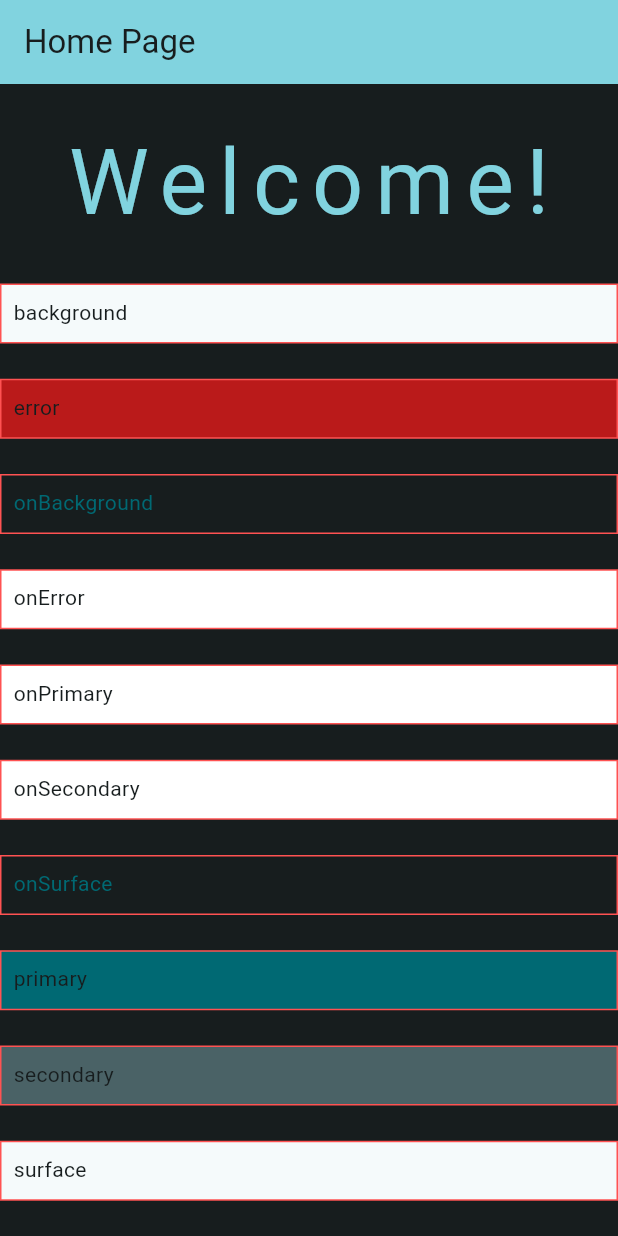
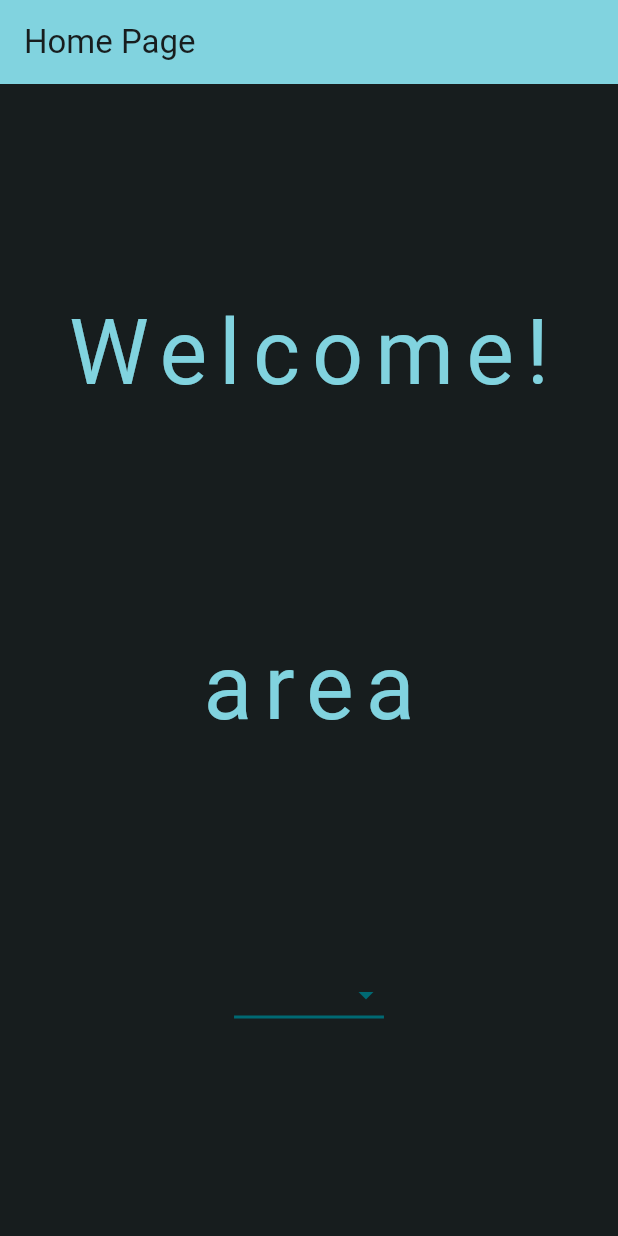
Before and after one commit to kushagra-aa/toolbox, a Flutter app: the screen it shows after launch, on a phone screen of 412 x 824 dp. Run offline on Flutter 3.47's test engine with Material 2 defaults, Android fonts, the phone set to English and light mode, and no system bars.

Commit message:
added dropdown widget file

```diff
--- a/lib/main.dart
+++ b/lib/main.dart
@@ -1,4 +1,6 @@
 import 'package:flutter/material.dart';
+import 'package:toolbox/helpers/unit_options.dart';
+import 'package:toolbox/widgets/dropdown_widget.dart';
 
 void main() {
   runApp(const MyApp());
@@ -31,6 +33,8 @@ class MyHomePage extends StatefulWidget {
 }
 
 class _MyHomePageState extends State<MyHomePage> {
+  String dropdownValue = unitOptions[0];
+
   @override
   Widget build(BuildContext context) {
     return Scaffold(
@@ -51,112 +55,22 @@ class _MyHomePageState extends State<MyHomePage> {
                 letterSpacing: 8,
               ),
             ),
-            Container(
-              padding: const EdgeInsets.all(8),
-              decoration: BoxDecoration(
-                border: Border.all(color: Colors.redAccent),
-                color: Theme.of(context).colorScheme.background,
-              ),
-              height: 40,
-              width: 600,
-              child: const Text('background'),
-            ),
-            Container(
-              padding: const EdgeInsets.all(8),
-              decoration: BoxDecoration(
-                border: Border.all(color: Colors.redAccent),
-                color: Theme.of(context).colorScheme.error,
-              ),
-              height: 40,
-              width: 600,
-              child: const Text('error'),
-            ),
-            Container(
-              padding: const EdgeInsets.all(8),
-              decoration: BoxDecoration(
-                border: Border.all(color: Colors.redAccent),
-                color: Theme.of(context).colorScheme.onBackground,
-              ),
-              height: 40,
-              width: 600,
-              child: Text(
-                'onBackground',
-                style: TextStyle(color: Theme.of(context).colorScheme.primary),
+            Text(
+              dropdownValue,
+              style: TextStyle(
+                color: Theme.of(context).colorScheme.inversePrimary,
+                fontSize: 60,
+                letterSpacing: 8,
               ),
             ),
-            Container(
-              padding: const EdgeInsets.all(8),
-              decoration: BoxDecoration(
-                border: Border.all(color: Colors.redAccent),
-                color: Theme.of(context).colorScheme.onError,
-              ),
-              height: 40,
-              width: 600,
-              child: const Text('onError'),
-            ),
-            Container(
-              padding: const EdgeInsets.all(8),
-              decoration: BoxDecoration(
-                border: Border.all(color: Colors.redAccent),
-                color: Theme.of(context).colorScheme.onPrimary,
-              ),
-              height: 40,
-              width: 600,
-              child: const Text('onPrimary'),
-            ),
-            Container(
-              padding: const EdgeInsets.all(8),
-              decoration: BoxDecoration(
-                border: Border.all(color: Colors.redAccent),
-                color: Theme.of(context).colorScheme.onSecondary,
-              ),
-              height: 40,
-              width: 600,
-              child: const Text('onSecondary'),
-            ),
-            Container(
-              padding: const EdgeInsets.all(8),
-              decoration: BoxDecoration(
-                border: Border.all(color: Colors.redAccent),
-                color: Theme.of(context).colorScheme.onSurface,
-              ),
-              height: 40,
-              width: 600,
-              child: Text(
-                'onSurface',
-                style: TextStyle(color: Theme.of(context).colorScheme.primary),
-              ),
-            ),
-            Container(
-              padding: const EdgeInsets.all(8),
-              decoration: BoxDecoration(
-                border: Border.all(color: Colors.redAccent),
-                color: Theme.of(context).colorScheme.primary,
-              ),
-              height: 40,
-              width: 600,
-              child: const Text('primary'),
-            ),
-            Container(
-              padding: const EdgeInsets.all(8),
-              decoration: BoxDecoration(
-                border: Border.all(color: Colors.redAccent),
-                color: Theme.of(context).colorScheme.secondary,
-              ),
-              height: 40,
-              width: 600,
-              child: const Text('secondary'),
-            ),
-            Container(
-              padding: const EdgeInsets.all(8),
-              decoration: BoxDecoration(
-                border: Border.all(color: Colors.redAccent),
-                color: Theme.of(context).colorScheme.surface,
-              ),
-              height: 40,
-              width: 600,
-              child: const Text('surface'),
-            ),
+            Dropdown(
+              dropdownValue: dropdownValue,
+              changeDropdownValue: (String? value) => {
+                setState(() {
+                  dropdownValue = value ?? '';
+                })
+              },
+            )
           ],
         ),
       ),
--- /dev/null
+++ b/lib/widgets/dropdown_widget.dart
@@ -0,0 +1,42 @@
+import 'package:flutter/material.dart';
+import 'package:toolbox/helpers/unit_options.dart';
+
+class Dropdown extends StatefulWidget {
+  const Dropdown(
+      {super.key,
+      required this.dropdownValue,
+      required this.changeDropdownValue});
+  final String dropdownValue;
+  final void Function(String? value) changeDropdownValue;
+  @override
+  State<Dropdown> createState() => _DropdownState();
+}
+
+class _DropdownState extends State<Dropdown> {
+  @override
+  Widget build(BuildContext context) {
+    return DropdownButton<String>(
+      value: widget.dropdownValue,
+      icon: Icon(Icons.arrow_drop_down,
+          color: Theme.of(context).colorScheme.primary),
+      elevation: 16,
+      style: const TextStyle(fontSize: 14),
+      underline: Container(
+        height: 2,
+        color: Theme.of(context).colorScheme.primary,
+      ),
+      onChanged: (String? value) {
+        widget.changeDropdownValue(value);
+      },
+      items: unitOptions.map<DropdownMenuItem<String>>((String value) {
+        return DropdownMenuItem<String>(
+          value: value,
+          child: Text(
+            value,
+            style: TextStyle(color: Theme.of(context).colorScheme.onBackground),
+          ),
+        );
+      }).toList(),
+    );
+  }
+}
```
